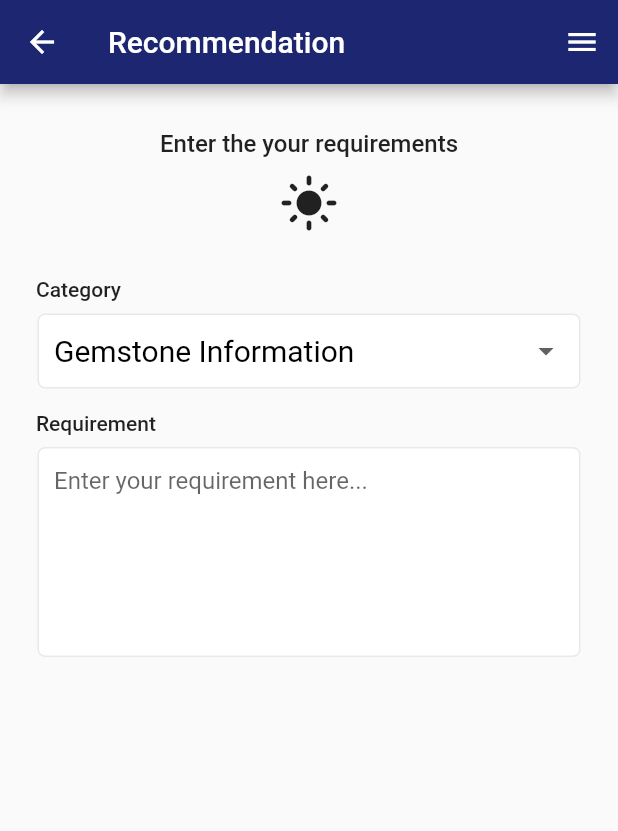
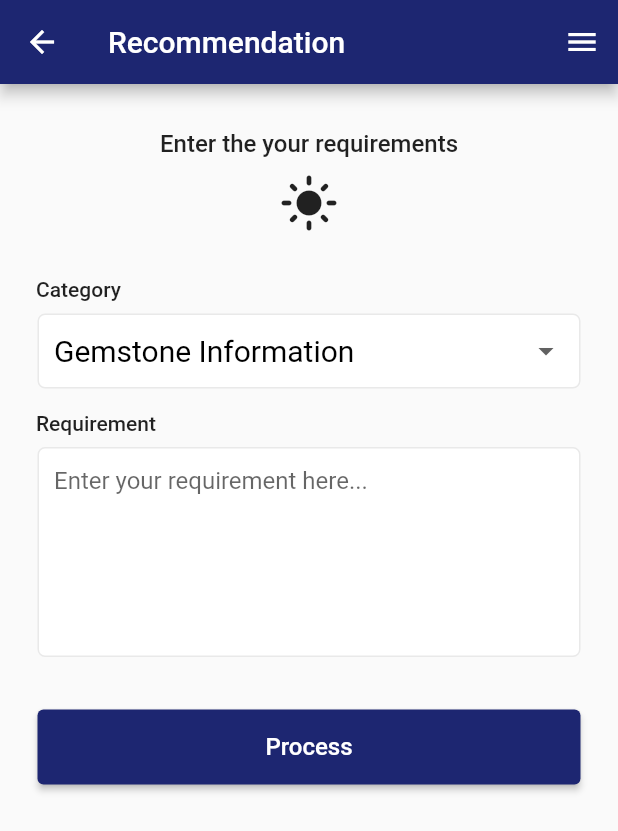
Before and after one commit to NuvinduSenarathne/Gemo_Mobile, a Flutter app: the Recommendation screen opened directly, on a phone screen of 412 x 824 dp. Shown: the top 831 px of the screen. Run offline on Flutter 3.47's test engine with Material 2 defaults, Android fonts, the phone set to English and light mode, and no system bars; our stand-ins replace camera, carousel_slider, cloud_firestore, firebase_auth, firebase_core, image_picker and 2 more; accounts and stored records are empty.

Commit message:
commit-recommendation-all

```diff
--- a/lib/screens/gem_recommendation.dart
+++ b/lib/screens/gem_recommendation.dart
@@ -116,6 +116,27 @@ class _RecommendationState extends State<Recommendation> {
                     ),
                     )),
 
+                Container(
+                    margin: const EdgeInsets.fromLTRB(0, 20, 0, 0),
+                    width: double.infinity,
+                    height: double.tryParse('50'),
+                    padding: const EdgeInsets.only(left: 15.0, right: 15.0),
+                    child: ElevatedButton(
+                      style: ButtonStyle(
+                        backgroundColor: MaterialStateProperty.all(
+                            AppColors.dashboardGridButtonColor),
+                      ),
+                      onPressed: () {
+                        Navigator.push(
+                            context,
+                            MaterialPageRoute(
+                                builder: (_) => RecommendationResult()));
+                      },
+                      child: const Text(
+                        'Process',
+                        style: TextStyle(fontSize: 16),
+                      ),
+                    )),
               ],
             )));
   }
```
